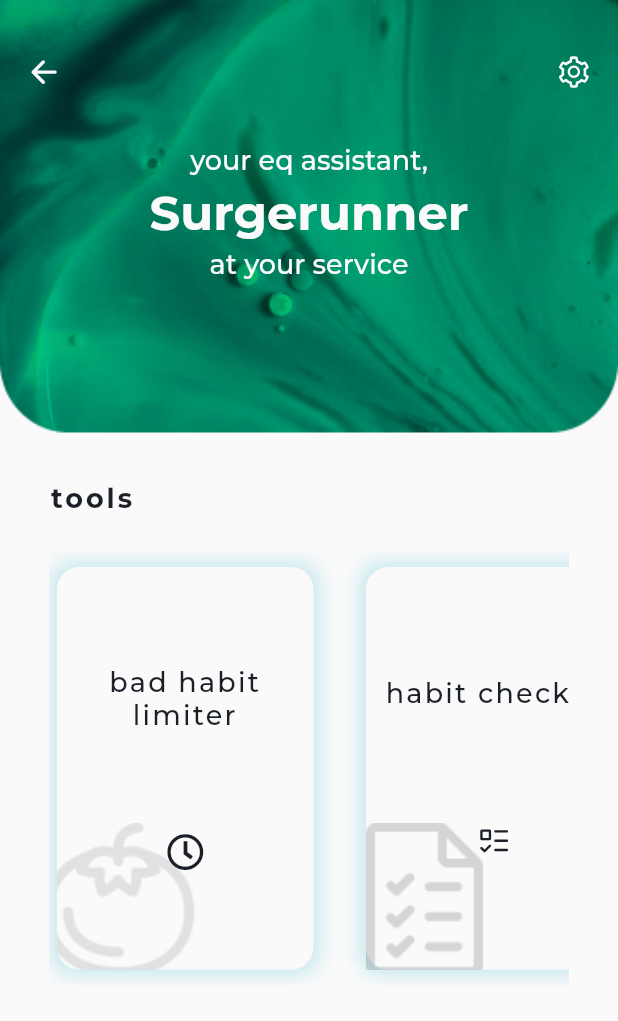
After one commit to andre-nk/abdi-dalem, a Flutter app: the EQLanding screen opened directly, on a phone screen of 412 x 824 dp. The commit adds this screen. Shown: the top 1021 px of the screen. Run offline on Flutter 3.47's test engine with Material 2 defaults, Android fonts, the phone set to English and light mode, and no system bars; drawn by our look-alikes of auto_size_text; our stand-ins replace circular_countdown_timer, cloud_firestore, firebase_auth, firebase_core, flutter_icons, flutter_spinkit and 8 more; missing offline and left inert: flutter_facebook_login, multi_select_item, onesignal_flutter, time_range_picker, workmanager; accounts and stored records are empty.

Commit message:
:sparkles: EQ Assistant Added

```diff
--- a/lib/models/models.dart
+++ b/lib/models/models.dart
@@ -5,3 +5,4 @@ part "toDoObject.dart";
 part "colorSelection.dart";
 part "userModel.dart";
 part "calendarToDoObject.dart";
+part "badHabitObject.dart";
--- /dev/null
+++ b/lib/ui/page/eq-landing.dart
@@ -0,0 +1,93 @@
+part of "pages.dart";
+
+class EQLanding extends StatefulWidget {
+  @override
+  _EQLandingState createState() => _EQLandingState();
+}
+
+class _EQLandingState extends State<EQLanding> {
+  @override
+  Widget build(BuildContext context) {
+    return Scaffold(
+        resizeToAvoidBottomInset: false,
+        body: SafeArea(
+          child: Material(
+            type: MaterialType.transparency,
+            color: Colors.transparent,
+            child: Column(
+              // overflow: Overflow.visible,
+              children: [
+                ToolDisplayer(
+                  heroTag: "eq",
+                  photoURL: "assets/EQ-tab.png",
+                  title: "Surgerunner",
+                  subtitle: "your eq assistant,",
+                ),
+                Padding(
+                  padding:
+                      EdgeInsets.all(MediaQuery.of(context).size.height * 0.04),
+                  child: Column(
+                    mainAxisAlignment: MainAxisAlignment.start,
+                    crossAxisAlignment: CrossAxisAlignment.stretch,
+                    children: [
+                      Text("tools",
+                          style: GoogleFonts.montserrat().copyWith(
+                              letterSpacing: 2.0,
+                              color: Theme.of(context).accentColor,
+                              fontSize: 18,
+                              fontWeight: FontWeight.w700)),
+                      SizedBox(height: MediaQuery.of(context).size.height * 0.03),
+                      Container(
+                        height: MediaQuery.of(context).size.height * 0.35,
+                        child: ListView(
+                          scrollDirection: Axis.horizontal,
+                          physics: BouncingScrollPhysics(),
+                          itemExtent: MediaQuery.of(context).size.height * 0.25,
+                          children: [
+                            ToolLandingCard(
+                              method: () {
+                                Navigator.push(
+                                    context,
+                                    PageTransition(
+                                        type: PageTransitionType.fade,
+                                        alignment: Alignment.bottomCenter,
+                                        child: BadHabitLanding()));
+                              },
+                              title: "bad habit limiter",
+                              photoURL: "assets/pomodoro-illus.png",
+                              icon: Icon(
+                                FlutterIcons.clock_faw5,
+                                color: Theme.of(context).accentColor,
+                                size: MediaQuery.of(context).size.height * 0.03,
+                              ),
+                            ),
+                            ToolLandingCard(
+                              method: () {
+                                Navigator.push(
+                                    context,
+                                    PageTransition(
+                                        type: PageTransitionType.fade,
+                                        alignment: Alignment.bottomCenter,
+                                        child: ToDoLandingPage()));
+                              },
+                              title: "habit checker",
+                              photoURL: "assets/to-do-illus.png",
+                              icon: Icon(
+                                FlutterIcons.tasklist_oct,
+                                color: Theme.of(context).accentColor,
+                                size: MediaQuery.of(context).size.height * 0.03,
+                              ),
+                            )
+                          ],
+                        ),
+                      )
+                    ],
+                  ),
+                ),
+              ],
+            ),
+          )
+        )
+      );
+  }
+}
--- a/lib/ui/page/pages.dart
+++ b/lib/ui/page/pages.dart
@@ -30,3 +30,5 @@ part "to-do-details.dart";
 part "iq-landing.dart";
 part "pomodoro-timer.dart";
 part 'flowtime-timer.dart';
+part "eq-landing.dart";
+part "bad-habit-landing.dart";
--- a/lib/ui/page/to-do-landing.dart
+++ b/lib/ui/page/to-do-landing.dart
@@ -123,9 +123,7 @@ class _ToDoLandingPageState extends State<ToDoLandingPage> {
             ? StreamProvider<List<ToDoListCard>>.value(
                 value: ToDoServices().taskList,
                 catchError: (_, __) => [],
-                child: ListViewToDoList(
-                  currentUser: currentUser,
-                ),
+                child: ListViewToDoList(),
               )
             : CalendarViewToDoList(
                 currentUser: currentUser
--- a/lib/ui/widget/to-do/ListAdderBottomSheet.dart
+++ b/lib/ui/widget/to-do/ListAdderBottomSheet.dart
@@ -2,8 +2,6 @@ part of '../widgets.dart';
 
 class ListAdderBottomSheet extends StatefulWidget {
   final ColorSelection colorSelectionLocal = new ColorSelection();
-  final User currentUser;
-  ListAdderBottomSheet({this.currentUser});
 
   @override
   _ListAdderBottomSheetState createState() => _ListAdderBottomSheetState();
--- a/lib/ui/widget/to-do/ToDoList.dart
+++ b/lib/ui/widget/to-do/ToDoList.dart
@@ -183,10 +183,8 @@ class _ToDoObjectStreamState extends State<ToDoObjectStream> {
                               },
                               key: UniqueKey(),
                               child: CustomCheckboxListTile(
-                                  activeColor: Theme.of(context)
-                                      .primaryColor, //change to tag color
-                                  value: toDoTasks[index]
-                                      .completed, //*task.isCompleted(),
+                                  activeColor: Theme.of(context).primaryColor, //change to tag color
+                                  value: toDoTasks[index].completed, //*task.isCompleted(),
                                   onChanged: (value) {
                                     print(toDoTasks[index].completed);
                                     if (toDoTasks[index].completed ==
--- a/lib/ui/widget/widgets.dart
+++ b/lib/ui/widget/widgets.dart
@@ -31,3 +31,5 @@ part 'to-do/ToDoList.dart';
 part "ToolLandingCard.dart";
 part "to-do/ListViewToDoList.dart";
 part "to-do/CalendarViewToDoList.dart";
+part "bad-habit/BadHabitNormalView.dart";
+part "bad-habit/BadHabitAdder.dart";
```
Also changed, not shown: lib/models/badHabitObject.dart (added, +25 -0 lines), lib/services/databaseServices.dart (+40 -0 lines), lib/ui/page/bad-habit-landing.dart (added, +118 -0 lines), lib/ui/page/flowtime-timer.dart (+20 -5 lines), lib/ui/page/homepage.dart (+17 -10 lines), lib/ui/widget/AssistantPage.dart (+23 -8 lines), lib/ui/widget/bad-habit/BadHabitAdder.dart (added, +31 -0 lines), lib/ui/widget/bad-habit/BadHabitNormalView.dart (added, +109 -0 lines), lib/ui/widget/to-do/ListViewToDoList.dart (+4 -12 lines), assets/EQ-tab.png (added), assets/eq-tools-tab.png (added).
